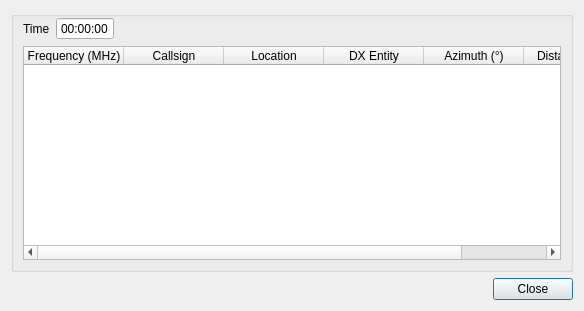
This is plugins/feature/map/mapibpbeacondialog.ui in f4exb/sdrangel as Qt 5 draws it before an edit. The edited form follows.
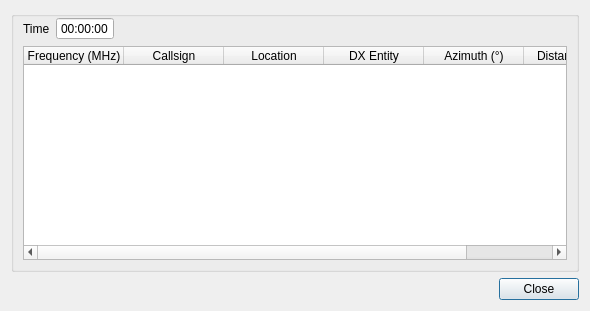
This is the edited form.

Commit message: IBP Beacons: Resize the columns

```diff
--- a/plugins/feature/map/mapibpbeacondialog.ui
+++ b/plugins/feature/map/mapibpbeacondialog.ui
@@ -6,7 +6,7 @@
    <rect>
     <x>0</x>
     <y>0</y>
-    <width>584</width>
+    <width>590</width>
     <height>311</height>
    </rect>
   </property>
```
The commit also changes 2 other files.
